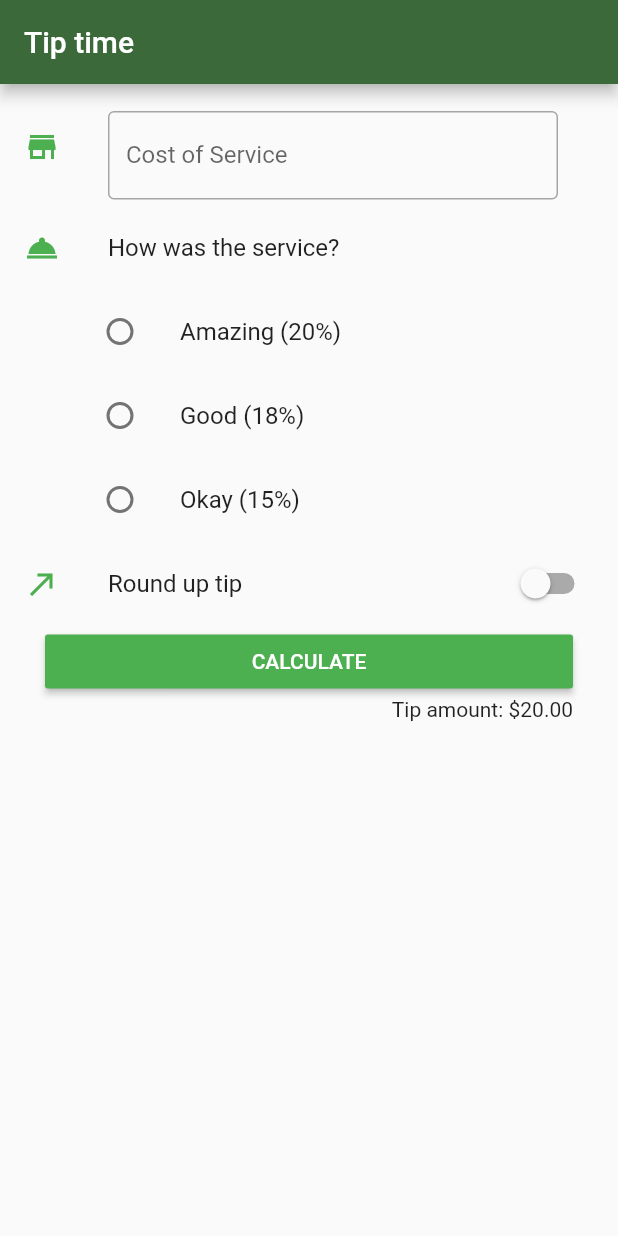
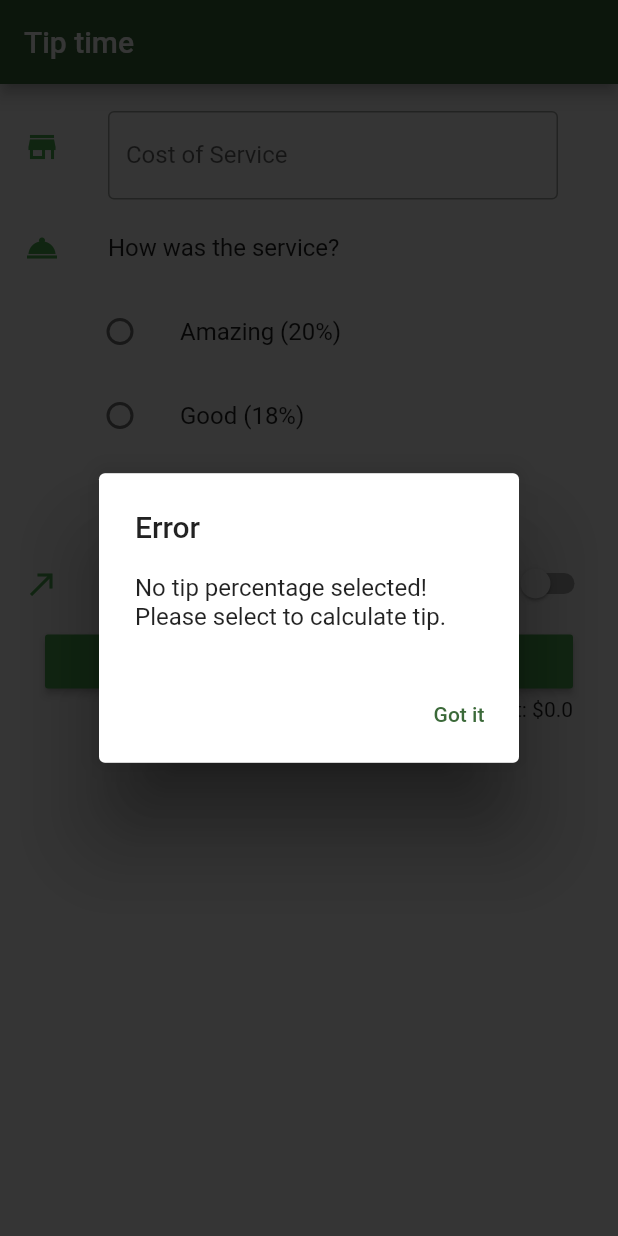
Before and after one commit to Sofia-VA/PAM, a Flutter app: the screen it shows after launch, after a tap on "CALCULATE", on a phone screen of 412 x 824 dp. Run offline on Flutter 3.47's test engine with Material 2 defaults, Android fonts, the phone set to English and light mode, and no system bars.

Commit message:
Tarea 2 terminada, cálculo de tips + alertas

```diff
--- a/tarea2_tips/lib/home_page.dart
+++ b/tarea2_tips/lib/home_page.dart
@@ -9,9 +9,12 @@ class HomePage extends StatefulWidget {
 }
 
 class _HomePageState extends State<HomePage> {
+  var serviceCostController = TextEditingController();
+  double tip = 0.0;
   int? currentRadio;
   bool roundUp = false;
   var radioGroup = {0: 'Amazing (20%)', 1: 'Good (18%)', 2: 'Okay (15%)'};
+  var radioMults = {0: 0.20, 1: 0.18, 2: 0.15};
 
   @override
   Widget build(BuildContext context) {
@@ -27,6 +30,7 @@ class _HomePageState extends State<HomePage> {
             title: Padding(
               padding: EdgeInsets.only(right: 24),
               child: TextField(
+                controller: serviceCostController,
                 decoration: InputDecoration(
                   border: OutlineInputBorder(),
                   label: Text("Cost of Service"),
@@ -50,7 +54,7 @@ class _HomePageState extends State<HomePage> {
           ),
           ListTile(
             leading: Icon(Icons.north_east),
-            title: Text("Round up tip"),
+            title: Text("Round up tip?"),
             trailing: Switch(
                 value: roundUp,
                 onChanged: (bool selected) {
@@ -65,12 +69,14 @@ class _HomePageState extends State<HomePage> {
               children: [
                 MaterialButton(
                   child: Text("CALCULATE"),
-                  onPressed: () {},
+                  onPressed: () {
+                    _tipCalculation();
+                  },
                   color: Colors.green,
                   textColor: Colors.white,
                 ),
                 Text(
-                  "Tip amount: \$20.00",
+                  "Tip amount: \$${tip}",
                   textAlign: TextAlign.right,
                 ),
               ],
@@ -79,10 +85,6 @@ class _HomePageState extends State<HomePage> {
         ],
       ),
     );
-  }
-
-  void _tipCalculation() {
-    // TODO: completar
   }
 
   radioGroupGenerator() {
@@ -102,4 +104,52 @@ class _HomePageState extends State<HomePage> {
         )
         .toList();
   }
+
+  void _tipCalculation() {
+    if (serviceCostController.text.isEmpty) _emptyServiceCost();
+    if (currentRadio == null) _emptyRadio();
+    double serviceCost = double.parse(serviceCostController.text);
+    // Según el radio seleccionado, multiplicamos por el porcentaje
+    tip = serviceCost * radioMults[currentRadio]!;
+    // Checamos si se desea redondear, si no, redondeamos a 2 decimales
+    tip =
+        (roundUp) ? tip.ceilToDouble() : double.parse((tip).toStringAsFixed(2));
+    setState(() {});
+  }
+
+  Future<dynamic> _emptyServiceCost() {
+    return showDialog(
+        context: context,
+        builder: ((context) {
+          return AlertDialog(
+              title: Text("Error"),
+              content: Text(
+                  "Service cost empty!\nPlease type cost to calculate tip."),
+              actions: [
+                TextButton(
+                    onPressed: () {
+                      Navigator.of(context).pop();
+                    },
+                    child: Text("Got it"))
+              ]);
+        }));
+  }
+
+  Future<dynamic> _emptyRadio() {
+    return showDialog(
+        context: context,
+        builder: ((context) {
+          return AlertDialog(
+              title: Text("Error"),
+              content: Text(
+                  "No tip percentage selected!\nPlease select to calculate tip."),
+              actions: [
+                TextButton(
+                    onPressed: () {
+                      Navigator.of(context).pop();
+                    },
+                    child: Text("Got it"))
+              ]);
+        }));
+  }
 }
```
